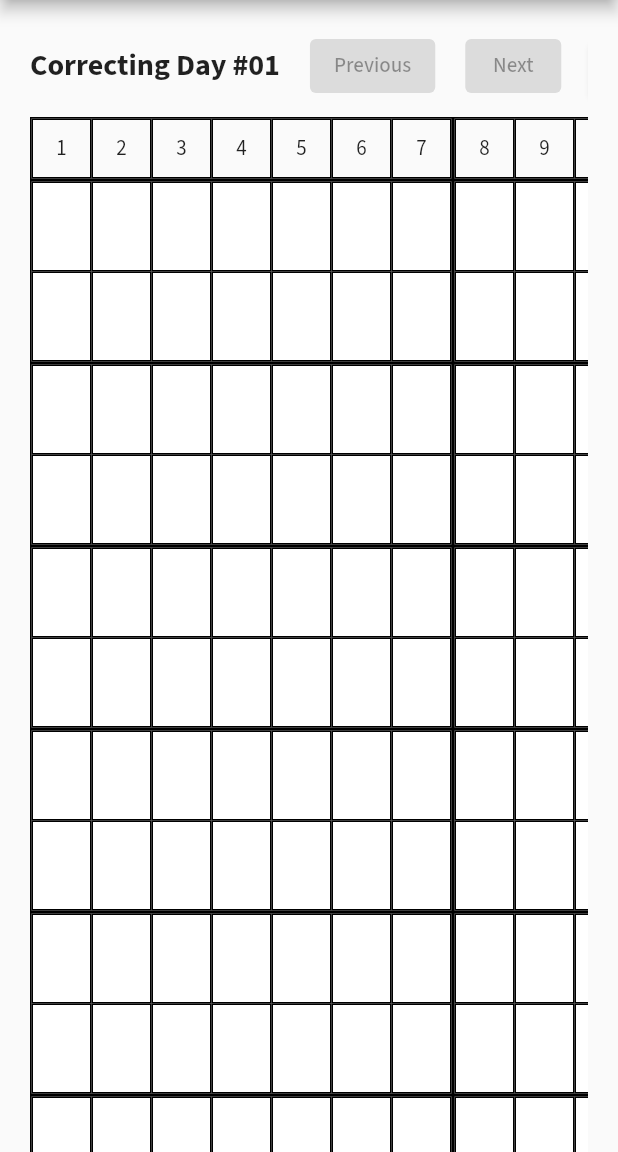
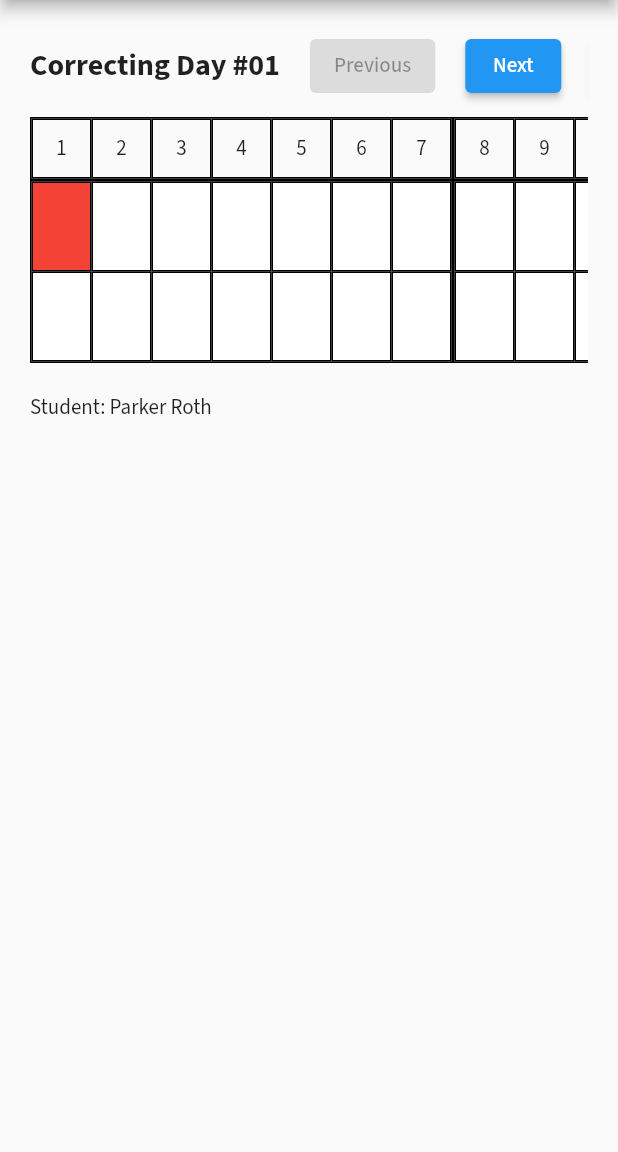
Before and after one commit to GoForthTechnology/FollowMcFollowUp, a Flutter app: the screen it shows after launch, after a tap on "Chart Correcting", on a phone screen of 412 x 824 dp, the part 84-1236 px from its top. Run offline on Flutter 3.47's test engine with Material 2 defaults, Android fonts, the phone set to English and light mode, and no system bars; our stand-ins replace google_fonts, loggy.

Commit message:
Lots of random stuff

```diff
--- a/fmfu/lib/view/screens/chart_correction_screen.dart
+++ b/fmfu/lib/view/screens/chart_correction_screen.dart
@@ -2,6 +2,7 @@
 import 'package:flutter/material.dart';
 import 'package:fmfu/view/widgets/chart_widget.dart';
 import 'package:fmfu/view/widgets/control_bar_widget.dart';
+import 'package:fmfu/view/widgets/correction_exercise_bar.dart';
 import 'package:fmfu/view_model/chart_correction_view_model.dart';
 import 'package:provider/provider.dart';
 
@@ -21,10 +22,11 @@ class ChartCorrectingScreen extends StatelessWidget {
           },),
         ],
       ),
-      body: Center(child: Column(mainAxisAlignment: MainAxisAlignment.start, crossAxisAlignment: CrossAxisAlignment.center, children: [
+      body: SingleChildScrollView(child: Center(child: Column(mainAxisAlignment: MainAxisAlignment.start, crossAxisAlignment: CrossAxisAlignment.center, children: [
         if (model.showCycleControlBar) ControlBarWidget(model: model),
         ChartWidget(
           chart: model.charts[0],
+          includeFooter: false,
           soloCell: model.showFullCycle ? null : SoloCell(
             cycleIndex: 0,
             entryIndex: model.entryIndex,
@@ -52,11 +54,12 @@ class ChartCorrectingScreen extends StatelessWidget {
             )),
             Padding(padding: const EdgeInsets.only(left: 20), child: ElevatedButton(
               onPressed: () => model.toggleShowSticker(),
-              child: Text(model.showFullCycle ? "Hide Sticker" : "Show Sticker"),
+              child: Text(model.showSticker ? "Hide Sticker" : "Show Sticker"),
             )),
           ])),
         ),
+        const Padding(padding: EdgeInsets.only(left: 20), child: CorrectionExerciseBar()),
       ])
-    )));
+    ))));
   }
 }
--- a/fmfu/lib/view/widgets/chart_widget.dart
+++ b/fmfu/lib/view/widgets/chart_widget.dart
@@ -1,20 +1,23 @@
 import 'package:flutter/material.dart';
 import 'package:fmfu/model/chart.dart';
 import 'package:fmfu/view/widgets/cycle_widget.dart';
+import 'package:loggy/loggy.dart';
 
-class ChartWidget extends StatelessWidget {
+class ChartWidget extends StatelessWidget with UiLoggy {
   final Chart chart;
   final Widget? titleWidget;
   final bool editingEnabled;
   final bool showErrors;
   final bool showStats;
   final SoloCell? soloCell;
+  final bool includeFooter;
 
   const ChartWidget({
     required this.chart,
     this.editingEnabled = false,
     this.showErrors = false,
     this.showStats = false,
+    this.includeFooter = true,
     this.titleWidget,
     this.soloCell,
     Key? key,
@@ -30,7 +33,7 @@ class ChartWidget extends StatelessWidget {
           titleWidget ?? Container(),
           _createHeaderRow(),
           ..._createCycleRows(),
-          _createFooterRow(),
+          if (includeFooter) _createFooterRow(),
         ],
       )));
   }
@@ -75,6 +78,7 @@ class ChartWidget extends StatelessWidget {
         soloCell: soloCell,
       ));
     }
+    loggy.debug("Created ${rows.length} rows");
     return rows;
   }
 
--- a/fmfu/lib/view/widgets/control_bar_widget.dart
+++ b/fmfu/lib/view/widgets/control_bar_widget.dart
@@ -1,9 +1,7 @@
 import 'package:flutter/material.dart';
 import 'package:fmfu/logic/cycle_error_simulation.dart';
 import 'package:fmfu/logic/cycle_generation.dart';
-import 'package:fmfu/view_model/chart_list_view_model.dart';
 import 'package:fmfu/view_model/chart_view_model.dart';
-import 'package:provider/provider.dart';
 
 class ControlBarWidget extends StatefulWidget {
   final ChartViewModel model;
--- /dev/null
+++ b/fmfu/lib/view/widgets/correction_exercise_bar.dart
@@ -0,0 +1,12 @@
+import 'package:flutter/material.dart';
+
+class CorrectionExerciseBar extends StatelessWidget {
+  const CorrectionExerciseBar({Key? key}) : super(key: key);
+
+  @override
+  Widget build(BuildContext context) {
+    return Row(children: [
+      Text("Student: Parker Roth"),
+    ]);
+  }
+}
--- a/fmfu/lib/view_model/chart_correction_view_model.dart
+++ b/fmfu/lib/view_model/chart_correction_view_model.dart
@@ -7,8 +7,9 @@ class ChartCorrectionViewModel extends ChartViewModel {
   bool showFullCycle = false;
   bool showSticker = true;
 
-  ChartCorrectionViewModel() {
+  ChartCorrectionViewModel() : super(1) {
     toggleIncrementalMode();
+    addCycle(CycleRecipe.create());
   }
 
   void toggleControlBar() {
--- a/fmfu/lib/view_model/chart_list_view_model.dart
+++ b/fmfu/lib/view_model/chart_list_view_model.dart
@@ -9,7 +9,7 @@ class ChartListViewModel extends ChartViewModel {
   bool showErrors = false;
   int chartIndex = 0;
 
-  ChartListViewModel() {
+  ChartListViewModel() : super(6) {
     updateCharts(CycleRecipe.create(), numCycles: 12);
   }
 
--- a/fmfu/lib/view_model/chart_view_model.dart
+++ b/fmfu/lib/view_model/chart_view_model.dart
@@ -11,11 +11,14 @@ import 'package:loggy/loggy.dart';
 class ChartViewModel with ChangeNotifier, GlobalLoggy {
   static final List<Instruction> _defaultInstructions = _getActiveInstructions(false, false);
 
+  final numCyclesPerChart;
   bool incrementalMode = false;
   List<Instruction> activeInstructions = _defaultInstructions;
   List<ErrorScenario> errorScenarios = [];
   List<Cycle> cycles = [];
   List<Chart> charts = [];
+
+  ChartViewModel(this.numCyclesPerChart);
 
   void toggleIncrementalMode() {
     if (incrementalMode) {
@@ -205,7 +208,7 @@ class ChartViewModel with ChangeNotifier, GlobalLoggy {
     ));
   }
 
-  static List<Chart> _getCharts(List<Cycle> cycles) {
+  List<Chart> _getCharts(List<Cycle> cycles) {
     List<CycleSlice> slices = [];
     for (var cycle in cycles) {
       for (var offset in cycle.getOffsets()) {
@@ -215,7 +218,7 @@ class ChartViewModel with ChangeNotifier, GlobalLoggy {
     List<Chart> out = [];
     List<CycleSlice> batch = [];
     for (var slice in slices) {
-      if (batch.length < 6) {
+      if (batch.length < numCyclesPerChart) {
         batch.add(slice);
       } else {
         out.add(Chart(batch));
@@ -223,7 +226,7 @@ class ChartViewModel with ChangeNotifier, GlobalLoggy {
       }
     }
     if (out.isEmpty || batch.isNotEmpty) {
-      while (batch.length < 6) {
+      while (batch.length < numCyclesPerChart) {
         batch.add(CycleSlice(null, 0));
       }
       out.add(Chart(batch));
@@ -232,7 +235,7 @@ class ChartViewModel with ChangeNotifier, GlobalLoggy {
   }
 
   void _initCharts() {
-    cycles = _getCycles(CycleRecipe.standardRecipe, 10, false, _defaultInstructions, []);
+    cycles = _getCycles(CycleRecipe.create(), 10, false, _defaultInstructions, []);
     charts = _getCharts(cycles);
   }
 
--- /dev/null
+++ b/fmfu/lib/view_model/exercise_view_model.dart
@@ -0,0 +1,22 @@
+import 'package:flutter/material.dart';
+
+class ExerciseViewModel extends ChangeNotifier {
+  final List<Student> _students = [];
+
+  List<Student> students() {
+    return _students;
+  }
+
+  void addStudent(Student student) {
+    _students.add(student);
+  }
+
+}
+
+class Student {
+  final int id;
+  final String firstName;
+  final String lastName;
+
+  Student(this.id, this.firstName, this.lastName);
+}
```
Also changed, not shown: fmfu/lib/view/widgets/cycle_widget.dart (+86 -58 lines).
